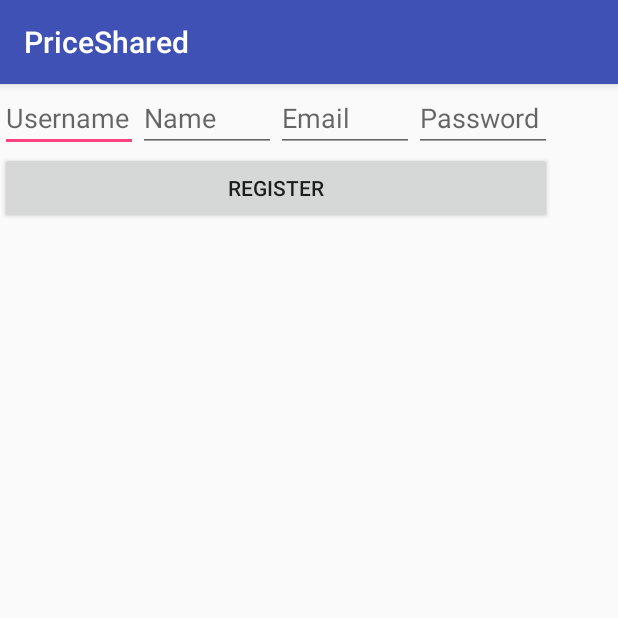
After one commit to panachai/Price_Shared, an Android app: the RegisterActivity screen opened directly, with no data from a screen before it, on a phone screen of 412 x 824 dp, the top half of it. The commit adds this screen. Run offline under Robolectric (Android 15) with nearby library versions, the phone set to English and light mode, and no system bars.

Commit message:
Register wait to sort

```diff
--- a/app/build.gradle
+++ b/app/build.gradle
@@ -24,13 +24,14 @@ dependencies {
     androidTestCompile('com.android.support.test.espresso:espresso-core:2.2.2', {
         exclude group: 'com.android.support', module: 'support-annotations'
     })
+    //compile 'com.squareup.okhttp3:okhttp:3.6.0'
+
+
     compile 'com.android.support:appcompat-v7:25.3.0'
     compile 'com.android.support.constraint:constraint-layout:1.0.2'
-    //compile 'com.squareup.okhttp3:okhttp:3.6.0'
     compile 'com.squareup.okhttp:okhttp:2.6.0'
     compile 'com.squareup.retrofit:retrofit:1.6.1'
     compile 'com.squareup.okio:okio:1.6.0'
     compile 'com.google.code.gson:gson:2.8.0'
-
     testCompile 'junit:junit:4.12'
 }
--- a/app/src/main/AndroidManifest.xml
+++ b/app/src/main/AndroidManifest.xml
@@ -1,6 +1,9 @@
 <?xml version="1.0" encoding="utf-8"?>
 <manifest xmlns:android="http://schemas.android.com/apk/res/android"
     package="com.panachai.priceshared">
+
+    <uses-permission android:name="android.permission.INTERNET" />
+    <uses-permission android:name="android.permission.ACCESS_NETWORK_STATE" />
 
     <application
         android:allowBackup="true"
@@ -16,6 +19,7 @@
                 <category android:name="android.intent.category.LAUNCHER" />
             </intent-filter>
         </activity>
+        <activity android:name=".RegisterActivity"></activity>
     </application>
 
 </manifest>
--- /dev/null
+++ b/app/src/main/java/com/panachai/priceshared/RegisterActivity.java
@@ -0,0 +1,35 @@
+package com.panachai.priceshared;
+
+import android.support.v7.app.AppCompatActivity;
+import android.os.Bundle;
+import android.view.View;
+import android.widget.EditText;
+
+public class RegisterActivity extends AppCompatActivity {
+    EditText UsernameEt,NameEt,EmailEt,PassEt;
+
+
+    @Override
+    protected void onCreate(Bundle savedInstanceState) {
+        super.onCreate(savedInstanceState);
+        setContentView(R.layout.activity_register);
+
+        UsernameEt = (EditText) findViewById(R.id.etUserName);
+        NameEt = (EditText) findViewById(R.id.etName);
+        EmailEt = (EditText) findViewById(R.id.etEmail);
+        PassEt = (EditText) findViewById(R.id.etPass);
+
+    }
+
+    public void OnRegister(View view) {
+        String username = UsernameEt.getText().toString();
+        String name = NameEt.getText().toString();
+        String email = EmailEt.getText().toString();
+        String password = PassEt.getText().toString();
+
+        Register register = new Register(this);
+        register.execute(username, name, email, password);
+    }
+
+
+}
--- a/app/src/main/res/layout/activity_main.xml
+++ b/app/src/main/res/layout/activity_main.xml
@@ -45,7 +45,9 @@
         android:layout_alignStart="@+id/btnLogin"
         android:layout_below="@+id/btnLogin"
         android:layout_marginTop="19dp"
-        android:onClick="OnSend"
-        android:text="Send" />
+        android:onClick="OnRegis"
+        android:text="Register" />
+
+
 
 </RelativeLayout>
--- /dev/null
+++ b/app/src/main/res/layout/activity_register.xml
@@ -0,0 +1,92 @@
+<?xml version="1.0" encoding="utf-8"?>
+<android.support.constraint.ConstraintLayout xmlns:android="http://schemas.android.com/apk/res/android"
+    xmlns:app="http://schemas.android.com/apk/res-auto"
+    xmlns:tools="http://schemas.android.com/tools"
+    android:layout_width="match_parent"
+    android:layout_height="match_parent"
+    tools:context="com.panachai.priceshared.RegisterActivity">
+
+    <TableLayout
+        android:layout_width="368dp"
+        android:layout_height="495dp"
+        android:layout_weight="1"
+        tools:layout_editor_absoluteX="8dp"
+        tools:layout_editor_absoluteY="8dp">
+
+        <TableRow
+            android:layout_width="match_parent"
+            android:layout_height="match_parent">
+
+            <EditText
+                android:id="@+id/etUserName"
+                android:layout_width="match_parent"
+                android:layout_height="wrap_content"
+                android:layout_alignParentTop="true"
+                android:layout_weight="1"
+                android:ems="10"
+                android:hint="Username"
+                android:inputType="textPersonName"
+                tools:layout_editor_absoluteX="8dp"
+                tools:layout_editor_absoluteY="0dp" />
+            <EditText
+                android:id="@+id/etName"
+                android:layout_width="match_parent"
+                android:layout_height="wrap_content"
+                android:layout_alignParentTop="true"
+                android:layout_weight="1"
+                android:ems="10"
+                android:hint="Name"
+                android:inputType="textPersonName"
+                tools:layout_editor_absoluteX="8dp"
+                tools:layout_editor_absoluteY="0dp" />
+
+            <EditText
+                android:id="@+id/etEmail"
+                android:layout_width="match_parent"
+                android:layout_height="wrap_content"
+                android:layout_alignParentTop="true"
+                android:layout_weight="1"
+                android:ems="10"
+                android:hint="Email"
+                android:inputType="textPersonName"
+                tools:layout_editor_absoluteX="8dp"
+                tools:layout_editor_absoluteY="0dp" />
+
+            <EditText
+                android:id="@+id/etPass"
+                android:layout_width="match_parent"
+                android:layout_height="wrap_content"
+                android:layout_alignParentTop="true"
+                android:layout_weight="1"
+                android:ems="10"
+                android:hint="Password"
+                android:inputType="textPersonName"
+                tools:layout_editor_absoluteX="8dp"
+                tools:layout_editor_absoluteY="0dp" />
+        </TableRow>
+
+        <TableRow
+            android:layout_width="match_parent"
+            android:layout_height="match_parent">
+
+            <Button
+                android:id="@+id/Register"
+                android:layout_width="match_parent"
+                android:layout_height="wrap_content"
+                android:layout_weight="1"
+                android:onClick="OnRegister"
+                android:text="Register"
+                tools:layout_editor_absoluteX="0dp"
+                tools:layout_editor_absoluteY="0dp" />
+        </TableRow>
+
+        <TableRow
+            android:layout_width="match_parent"
+            android:layout_height="match_parent" />
+
+        <TableRow
+            android:layout_width="match_parent"
+            android:layout_height="match_parent" />
+    </TableLayout>
+
+</android.support.constraint.ConstraintLayout>
```
Also changed, not shown: app/src/main/java/com/panachai/priceshared/Login.java (renamed from app/src/main/java/com/panachai/priceshared/BackgroundWorker.java, +4 -8 lines), app/src/main/java/com/panachai/priceshared/MainActivity.java (+13 -6 lines), app/src/main/java/com/panachai/priceshared/Register.java (added, +103 -0 lines).
